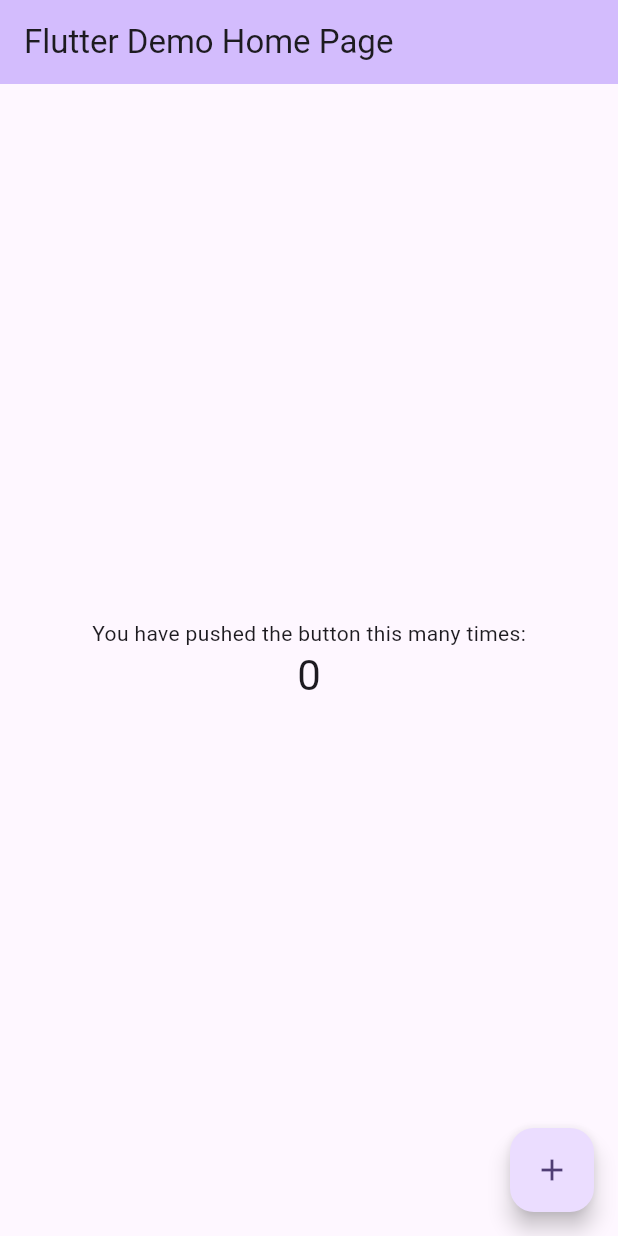
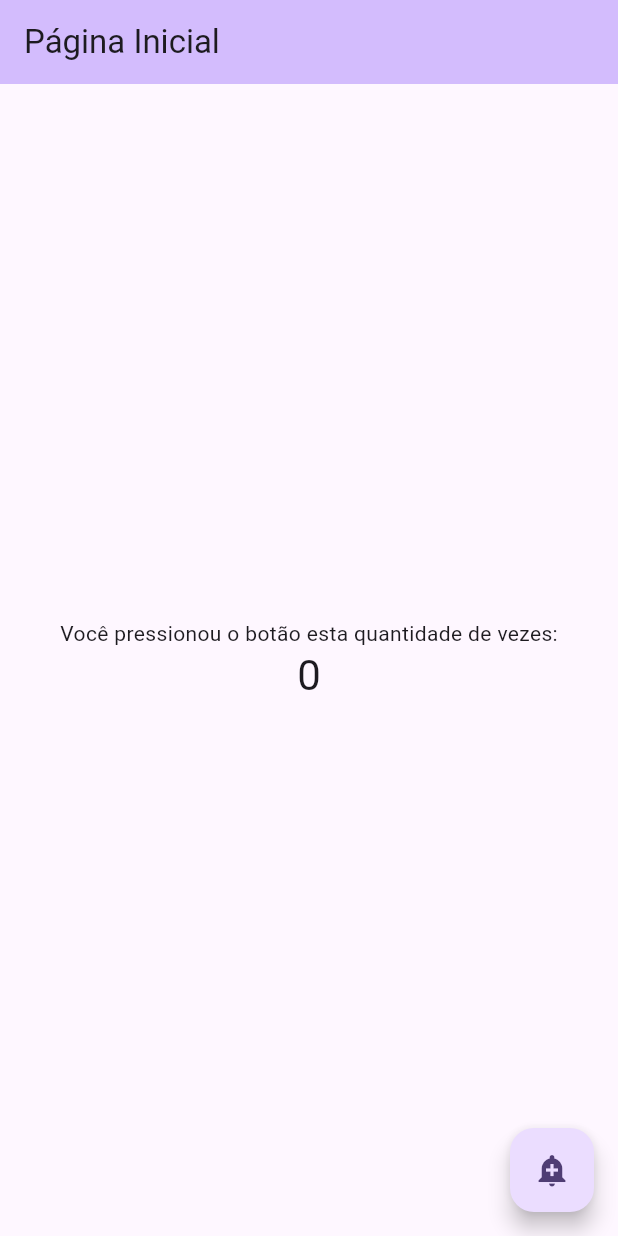
Before and after one commit to henriquerwb/app-flutter-dio, a Flutter app: the screen it shows after launch, on a phone screen of 412 x 824 dp. Run offline on Flutter 3.47's test engine with Material 2 defaults, Android fonts, the phone set to English and light mode, and no system bars.

Commit message:
Tradução para Português

```diff
--- a/lib/main.dart
+++ b/lib/main.dart
@@ -31,7 +31,7 @@ class MyApp extends StatelessWidget {
         colorScheme: ColorScheme.fromSeed(seedColor: Colors.deepPurple),
         useMaterial3: true,
       ),
-      home: const MyHomePage(title: 'Flutter Demo Home Page'),
+      home: const MyHomePage(title: 'Página Inicial'),
     );
   }
 }
@@ -106,7 +106,7 @@ class _MyHomePageState extends State<MyHomePage> {
           mainAxisAlignment: MainAxisAlignment.center,
           children: <Widget>[
             const Text(
-              'You have pushed the button this many times:',
+              'Você pressionou o botão esta quantidade de vezes:',
             ),
             Text(
               '$_counter',
@@ -118,7 +118,7 @@ class _MyHomePageState extends State<MyHomePage> {
       floatingActionButton: FloatingActionButton(
         onPressed: _incrementCounter,
         tooltip: 'Increment',
-        child: const Icon(Icons.add),
+        child: const Icon(Icons.add_alert),
       ), // This trailing comma makes auto-formatting nicer for build methods.
     );
   }
```
